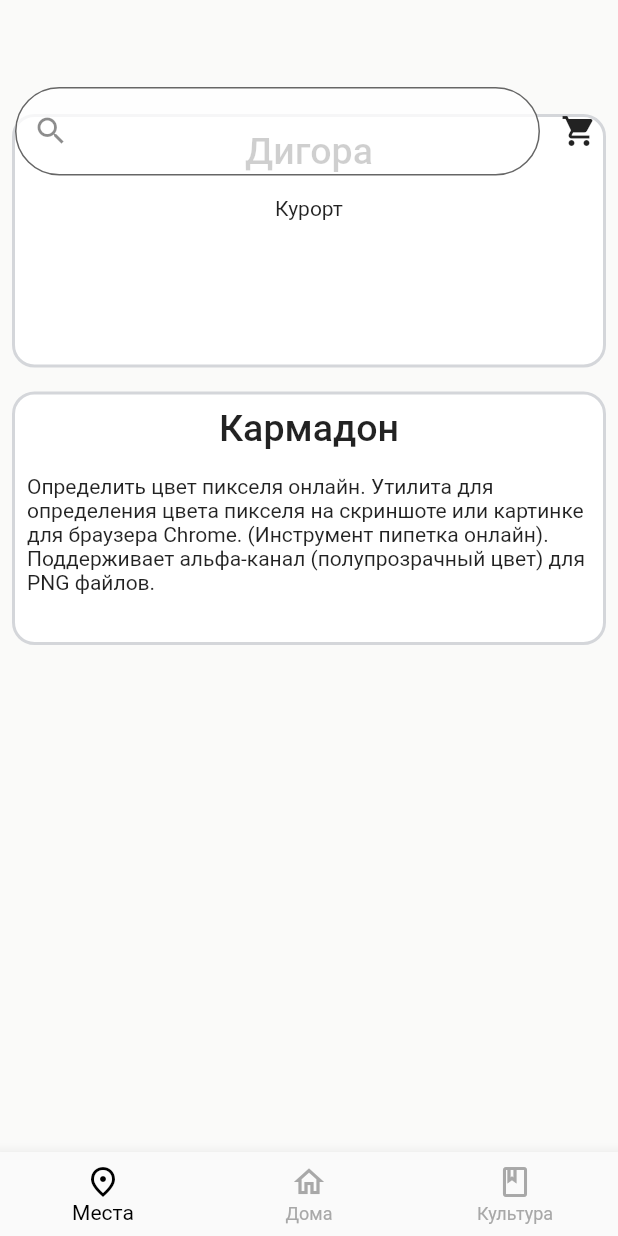
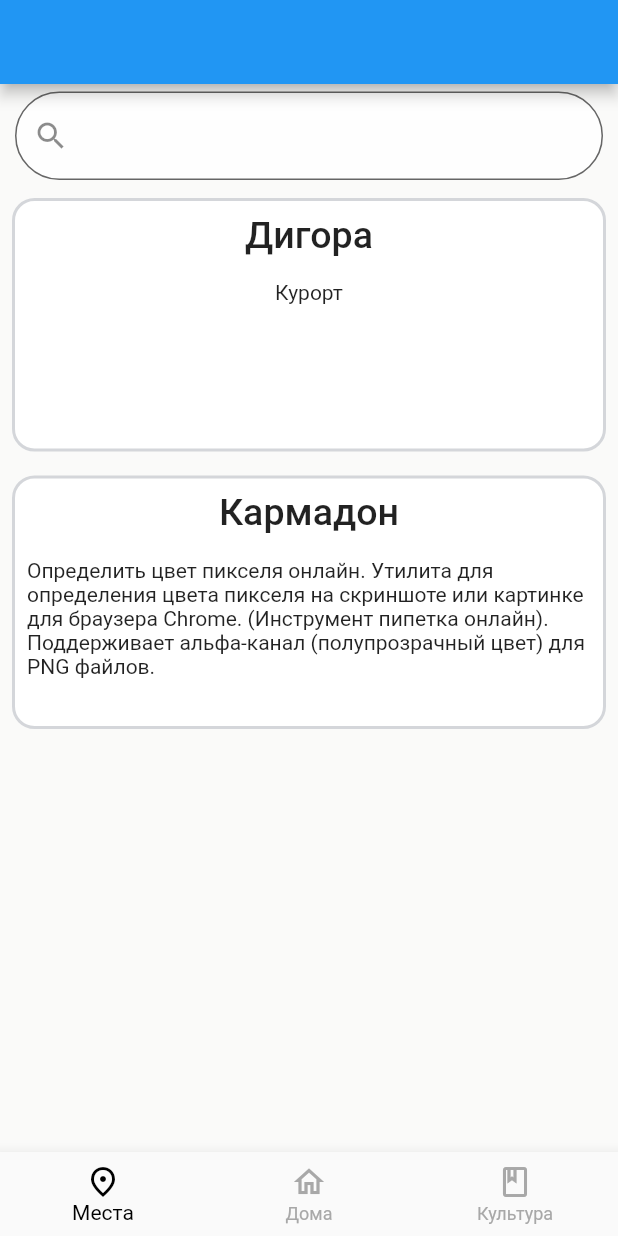
Before and after one commit to ErikBagaev1/Fiagdon, a Flutter app: the screen it shows after launch, on a phone screen of 412 x 824 dp. Run offline on Flutter 3.47's test engine with Material 2 defaults, Android fonts, the phone set to English and light mode, and no system bars.

Commit message:
Добавил экран с подробностями о каждой даче
небольшие визуальный доработки

```diff
--- a/lib/Basik/basik_display.dart
+++ b/lib/Basik/basik_display.dart
@@ -23,21 +23,26 @@ class _BasikDisplayWidgetState extends State<BasikDisplayWidget> {
   @override
   Widget build(BuildContext context) {
     return Scaffold(
+      appBar: AppBar(
+        title: Text(''),
+      ),
       body: IndexedStack(
         index: _selectedTab,
         children: [
-          Container(color: ThemeColor.display, child: PlaceDisplayWidget()),
-          HomeDisplayWidget(),
-          CultureDisplayWidget(),
+          Container(
+              color: ThemeColor.display, child: const PlaceDisplayWidget()),
+          const HomeDisplayWidget(),
+          const CultureDisplayWidget(),
         ],
       ),
       bottomNavigationBar: BottomNavigationBar(
         selectedItemColor: Colors.black,
         unselectedItemColor: ThemeColor.iconUnselected,
         currentIndex: _selectedTab,
+        // ignore: prefer_const_literals_to_create_immutables
         items: [
-          BottomNavigationBarItem(
-              icon: const Icon(Icons.place_outlined), label: 'Места'),
+          const BottomNavigationBarItem(
+              icon: Icon(Icons.place_outlined), label: 'Места'),
           BottomNavigationBarItem(
               icon: const Icon(Icons.home_outlined), label: 'Дома'),
           BottomNavigationBarItem(
--- a/lib/Place/place_display.dart
+++ b/lib/Place/place_display.dart
@@ -65,7 +65,8 @@ class _PlaceDisplayWidgetState extends State<PlaceDisplayWidget> {
                   decoration: BoxDecoration(
                       color: ThemeColor.placeContainer,
                       border: Border.all(color: ThemeColor.main, width: 2),
-                      borderRadius: BorderRadius.all(Radius.circular(15))),
+                      borderRadius:
+                          const BorderRadius.all(Radius.circular(15))),
                   child: Column(
                     children: [
                       Padding(
@@ -73,7 +74,7 @@ class _PlaceDisplayWidgetState extends State<PlaceDisplayWidget> {
                         child: Text(
                           person.name,
                           textAlign: TextAlign.start,
-                          style: TextStyle(
+                          style: const TextStyle(
                               fontSize: 25, fontWeight: FontWeight.w500),
                         ),
                       ),
@@ -89,7 +90,7 @@ class _PlaceDisplayWidgetState extends State<PlaceDisplayWidget> {
           )),
         ),
         Padding(
-            padding: const EdgeInsets.only(top: 58.0, left: 10),
+            padding: const EdgeInsets.only(top: 5.0, left: 10, right: 10),
             child: Row(
               children: [
                 Expanded(
@@ -103,14 +104,10 @@ class _PlaceDisplayWidgetState extends State<PlaceDisplayWidget> {
                       border: OutlineInputBorder(
                         borderRadius: BorderRadius.circular(50.0),
                       ),
-                      prefixIcon: Icon(Icons.search),
+                      prefixIcon: const Icon(Icons.search),
                     ),
                   ),
                 ),
-                Padding(
-                  padding: const EdgeInsets.all(14.0),
-                  child: Icon(Icons.shopping_cart),
-                )
               ],
             ))
       ],
--- a/pubspec.yaml
+++ b/pubspec.yaml
@@ -29,6 +29,7 @@ environment:
 dependencies:
   flutter:
     sdk: flutter
+
 
 
   # The following adds the Cupertino Icons font to your application.
```
Also changed, not shown: lib/Home/home_about.dart (added, +21 -0 lines), lib/Home/home_display.dart (+9 -3 lines).
